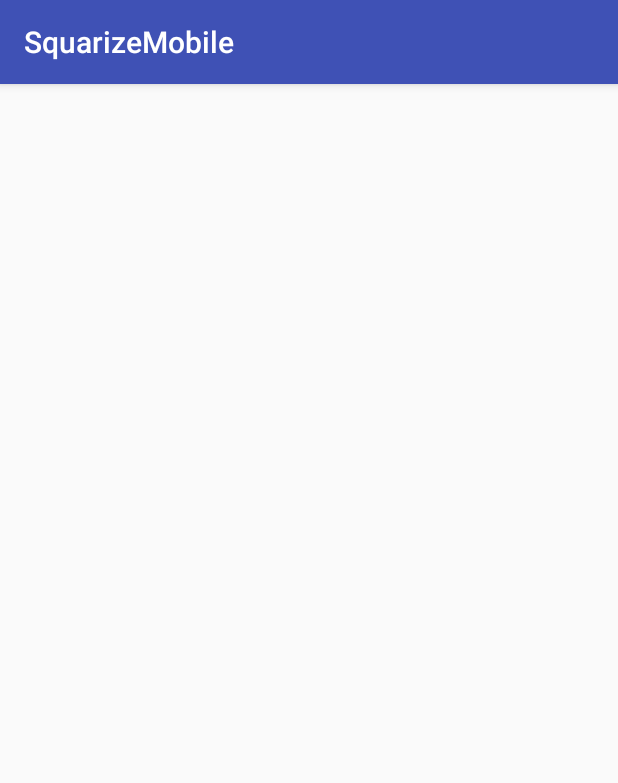
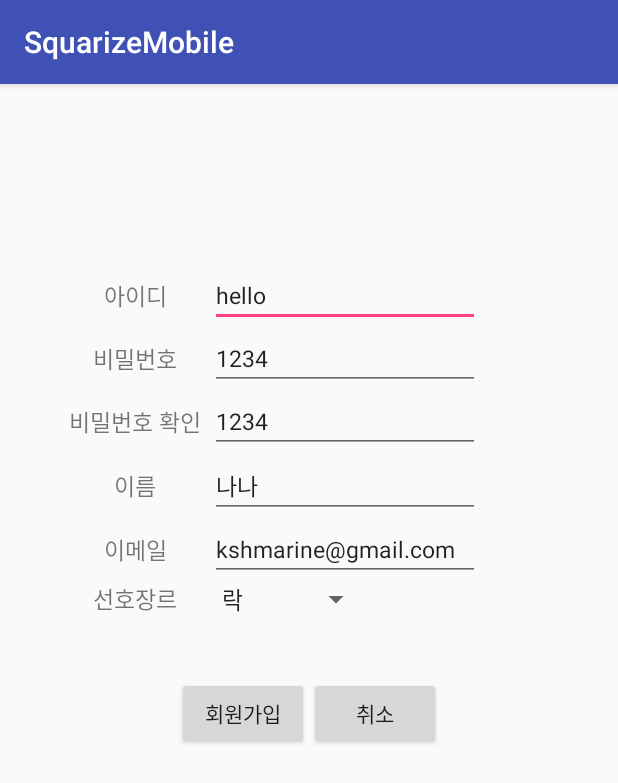
Before and after one commit to hooni24/Squarize_Mobile, an Android app: the Register screen opened directly, with no data from a screen before it, on a phone screen of 412 x 824 dp. Shown: the top 783 px of the screen. Run offline under Robolectric (Android 15) with nearby library versions, the phone set to English and light mode, and no system bars.

Commit message:
회원가입 로그인 됨
ㅎ

```diff
--- a/p/app/src/main/java/org/scit/test/squarizemobile/MainActivity.java
+++ b/p/app/src/main/java/org/scit/test/squarizemobile/MainActivity.java
@@ -1,6 +1,7 @@
 package org.scit.test.squarizemobile;
 
 import android.app.ProgressDialog;
+import android.content.Intent;
 import android.os.Handler;
 import android.os.Message;
 import android.os.NetworkOnMainThreadException;
@@ -37,12 +38,14 @@ public class MainActivity extends AppCompatActivity {
                 String pw = ((EditText)findViewById(R.id.pwInput)).getText().toString();
                 String loginURL = "http://203.233.199.20:8888/Squarize/loginSQmember.action?sq_member_id="+id+"&sq_member_pw="+pw;
 
-                mProgress = ProgressDialog.show(MainActivity.this, "Wait", "Downloading...");
+                mProgress = ProgressDialog.show(MainActivity.this, "로그인", "로그인 중입니다...");
                 DownThread thread = new DownThread(loginURL);
                 thread.start();
 
                 break;
             case R.id.registerBtn:
+                Intent intent = new Intent(this, Register.class);
+                startActivity(intent);
                 break;
         }
     }
@@ -82,18 +85,13 @@ public class MainActivity extends AppCompatActivity {
 
 
 
-
-
                         JSONObject json = null;
                         try {
                             json = new JSONObject(jsontext);
                             condition = json.get("condition").toString();
-
                         } catch (JSONException e) {
                             e.printStackTrace();
                         }
-
-
 
 
                     }
@@ -111,7 +109,23 @@ public class MainActivity extends AppCompatActivity {
         @Override
         public void handleMessage(Message msg) {
             mProgress.dismiss();
-            Toast.makeText(MainActivity.this, condition, Toast.LENGTH_SHORT).show();
+            if(condition == null || condition.equals("")) return;
+            switch(condition){
+                //로그인 성공
+                case "login":
+                    Toast.makeText(MainActivity.this, "환영합니다.", Toast.LENGTH_SHORT).show();
+                    Intent intent = new Intent(MainActivity.this, null);
+                    startActivity(intent);
+                    break;
+                //아이디 틀림
+                case "id":
+                    Toast.makeText(MainActivity.this, "ID가 존재하지 않습니다.", Toast.LENGTH_SHORT).show();
+                    break;
+                //비밀번호 틀림
+                case "password":
+                    Toast.makeText(MainActivity.this, "비밀번호가 틀렸습니다.", Toast.LENGTH_SHORT).show();
+                    break;
+            }
         }
     };
 
--- a/p/app/src/main/java/org/scit/test/squarizemobile/Register.java
+++ b/p/app/src/main/java/org/scit/test/squarizemobile/Register.java
@@ -1,13 +1,135 @@
 package org.scit.test.squarizemobile;
 
+import android.app.ProgressDialog;
+import android.content.Intent;
+import android.os.Handler;
+import android.os.Message;
+import android.os.NetworkOnMainThreadException;
 import android.support.v7.app.AppCompatActivity;
 import android.os.Bundle;
+import android.util.Log;
+import android.view.View;
+import android.widget.ArrayAdapter;
+import android.widget.EditText;
+import android.widget.Spinner;
+import android.widget.Toast;
+
+import org.json.JSONException;
+import org.json.JSONObject;
+
+import java.io.InputStreamReader;
+import java.net.HttpURLConnection;
+import java.net.URL;
 
 public class Register extends AppCompatActivity {
+    String jsontext;
+    ProgressDialog mProgress;
 
     @Override
     protected void onCreate(Bundle savedInstanceState) {
         super.onCreate(savedInstanceState);
         setContentView(R.layout.activity_register);
+
+        Spinner genreSpinner = (Spinner)findViewById(R.id.genreRegister);
+        ArrayAdapter genreAdapter = ArrayAdapter.createFromResource(this,
+                R.array.genre, android.R.layout.simple_spinner_item);
+        genreAdapter.setDropDownViewResource(android.R.layout.simple_spinner_dropdown_item);
+        genreSpinner.setAdapter(genreAdapter);
     }
+
+    public void registerBtn(View v){
+        switch(v.getId()){
+            case R.id.okRegister:
+                String id = ((EditText)findViewById(R.id.idRegister)).getText().toString();
+                String pw = ((EditText)findViewById(R.id.pwRegister)).getText().toString();
+                String pwConfirm = ((EditText)findViewById(R.id.pwConfirmRegister)).getText().toString();
+                String name = ((EditText)findViewById(R.id.nameRegister)).getText().toString();
+                String mail = ((EditText)findViewById(R.id.mailRegister)).getText().toString();
+                String genre = ((Spinner)findViewById(R.id.genreRegister)).getSelectedItem().toString();
+
+                if(!pw.equals(pwConfirm)) {
+                    Toast.makeText(this, "비밀번호 확인이 틀립니다.", Toast.LENGTH_SHORT).show();
+                    return;
+                }
+
+                String registerURL = "http://203.233.199.20:8888/Squarize/registerSQmember.action?" +
+                        "sq_member.sq_member_id=" + id +
+                        "&sq_member.sq_member_pw=" + pw +
+                        "&sq_member.sq_member_name=" + name +
+                        "&sq_member.sq_member_email=" + mail +
+                        "&sq_member.sq_member_favorite=" + genre;
+
+
+                mProgress = ProgressDialog.show(Register.this, "회원가입", "가입 중입니다...");
+                Register.DownThread thread = new Register.DownThread(registerURL);
+                thread.start();
+
+
+                Log.i("asd", registerURL);
+
+                break;
+            case R.id.cancelRegister:
+                finish();
+                break;
+        }
+    }
+
+
+
+
+
+    class DownThread extends Thread {
+        String mAddr;
+
+        DownThread(String addr){
+            mAddr = addr;
+        }
+
+        @Override
+        public void run() {
+            String result = DownloadHtml(mAddr);
+            Message message = mAfterDown.obtainMessage();
+            message.obj = result;
+            mAfterDown.sendMessage(message);
+        }
+
+        public String DownloadHtml(String addr){
+            StringBuilder sb = new StringBuilder();
+            try{
+                URL url = new URL(addr);
+                HttpURLConnection conn = (HttpURLConnection)url.openConnection();
+                if(conn != null){
+                    conn.setConnectTimeout(10000);
+                    conn.setUseCaches(false);
+                    if (conn.getResponseCode() == HttpURLConnection.HTTP_OK){
+                        InputStreamReader in
+                                = new InputStreamReader(conn.getInputStream());
+                        int ch;
+                        while ((ch = in.read()) != -1) {
+                            sb.append((char) ch);
+                        }
+                        in.close();
+                        jsontext = sb.toString();
+
+                    }
+                    conn.disconnect();
+                }
+            } catch (NetworkOnMainThreadException e){
+                return "Error : 메인 스레드 네트워크 작업 에러 - " + e.getMessage();
+            } catch (Exception e) {
+                return "Error : " + e.getMessage();
+            }
+            return sb.toString();
+        }
+    }
+    Handler mAfterDown = new Handler(){
+        @Override
+        public void handleMessage(Message msg) {
+            mProgress.dismiss();
+            Toast.makeText(Register.this, "이메일 인증을 진행해 주세요.", Toast.LENGTH_SHORT).show();
+            finish();
+        }
+    };
+
+
 }
--- a/p/app/src/main/res/layout/activity_main.xml
+++ b/p/app/src/main/res/layout/activity_main.xml
@@ -38,13 +38,13 @@
             android:id="@+id/logindBtn"
             android:layout_width="wrap_content"
             android:layout_height="wrap_content"
-            android:text="LOGIN"
+            android:text="로그인"
             android:onClick="btnClick"/>
         <Button
             android:id="@+id/registerBtn"
             android:layout_width="wrap_content"
             android:layout_height="wrap_content"
-            android:text="REGISTER"
+            android:text="회원가입"
             android:onClick="btnClick"/>
     </LinearLayout>
 
--- a/p/app/src/main/res/layout/activity_register.xml
+++ b/p/app/src/main/res/layout/activity_register.xml
@@ -8,5 +8,139 @@
     tools:context="org.scit.test.squarizemobile.Register">
 
 
+    <LinearLayout
+        android:orientation="horizontal"
+        android:layout_width="wrap_content"
+        android:layout_height="wrap_content"
+        android:gravity="center"
+        android:layout_marginLeft="40dp"
+        android:layout_marginTop="120dp">
+        <TextView
+            android:layout_width="100dp"
+            android:layout_height="wrap_content"
+            android:text="아이디"
+            android:textSize="15sp"
+            android:gravity="center"/>
+        <EditText
+            android:id="@+id/idRegister"
+            android:layout_width="180dp"
+            android:layout_height="wrap_content"
+            android:textSize="15sp"
+            android:text="hello"/>
+    </LinearLayout>
+    <LinearLayout
+        android:orientation="horizontal"
+        android:layout_width="wrap_content"
+        android:layout_height="wrap_content"
+        android:gravity="center"
+        android:layout_marginLeft="40dp">
+        <TextView
+            android:layout_width="100dp"
+            android:layout_height="wrap_content"
+            android:text="비밀번호"
+            android:textSize="15sp"
+            android:gravity="center"/>
+        <EditText
+            android:id="@+id/pwRegister"
+            android:layout_width="180dp"
+            android:layout_height="wrap_content"
+            android:textSize="15sp"
+            android:text="1234"/>
+    </LinearLayout>
+    <LinearLayout
+        android:orientation="horizontal"
+        android:layout_width="wrap_content"
+        android:layout_height="wrap_content"
+        android:gravity="center"
+        android:layout_marginLeft="40dp">
+        <TextView
+            android:layout_width="100dp"
+            android:layout_height="wrap_content"
+            android:text="비밀번호 확인"
+            android:textSize="15sp"
+            android:gravity="center"/>
+        <EditText
+            android:id="@+id/pwConfirmRegister"
+            android:layout_width="180dp"
+            android:layout_height="wrap_content"
+            android:textSize="15sp"
+            android:text="1234"/>
+    </LinearLayout>
+    <LinearLayout
+        android:orientation="horizontal"
+        android:layout_width="wrap_content"
+        android:layout_height="wrap_content"
+        android:gravity="center"
+        android:layout_marginLeft="40dp">
+        <TextView
+            android:layout_width="100dp"
+            android:layout_height="wrap_content"
+            android:text="이름"
+            android:textSize="15sp"
+            android:gravity="center"/>
+        <EditText
+            android:id="@+id/nameRegister"
+            android:layout_width="180dp"
+            android:layout_height="wrap_content"
+            android:textSize="15sp"
+            android:text="나나"/>
+    </LinearLayout>
+    <LinearLayout
+        android:orientation="horizontal"
+        android:layout_width="wrap_content"
+        android:layout_height="wrap_content"
+        android:gravity="center"
+        android:layout_marginLeft="40dp">
+        <TextView
+            android:layout_width="100dp"
+            android:layout_height="wrap_content"
+            android:text="이메일"
+            android:textSize="15sp"
+            android:gravity="center"/>
+        <EditText
+            android:id="@+id/mailRegister"
+            android:layout_width="180dp"
+            android:layout_height="wrap_content"
+            android:textSize="15sp"
+            android:text="kshmarine@gmail.com"/>
+    </LinearLayout>
+    <LinearLayout
+        android:orientation="horizontal"
+        android:layout_width="wrap_content"
+        android:layout_height="wrap_content"
+        android:gravity="center"
+        android:layout_marginLeft="40dp"
+        android:layout_marginBottom="40dp">
+        <TextView
+            android:layout_width="100dp"
+            android:layout_height="wrap_content"
+            android:text="선호장르"
+            android:textSize="15sp"
+            android:gravity="center"/>
+        <Spinner
+            android:id="@+id/genreRegister"
+            android:layout_width="wrap_content"
+            android:layout_height="wrap_content" />
+    </LinearLayout>
+    <LinearLayout
+        android:orientation="horizontal"
+        android:layout_width="wrap_content"
+        android:layout_height="wrap_content"
+        android:gravity="center"
+        android:layout_gravity="center_horizontal">
+        <Button
+            android:id="@+id/okRegister"
+            android:layout_width="wrap_content"
+            android:layout_height="wrap_content"
+            android:text="회원가입"
+            android:onClick="registerBtn"/>
+        <Button
+            android:id="@+id/cancelRegister"
+            android:layout_width="wrap_content"
+            android:layout_height="wrap_content"
+            android:text="취소"
+            android:onClick="registerBtn"/>
+    </LinearLayout>
+
 
 </LinearLayout>
--- /dev/null
+++ b/p/app/src/main/res/values/arrays.xml
@@ -0,0 +1,11 @@
+<?xml version="1.0" encoding="utf-8"?>
+<resources>
+
+    <string-array name="genre">
+        <item>락</item>
+        <item>발라드</item>
+        <item>힙합</item>
+        <item>재즈</item>
+    </string-array>
+
+</resources>
```
